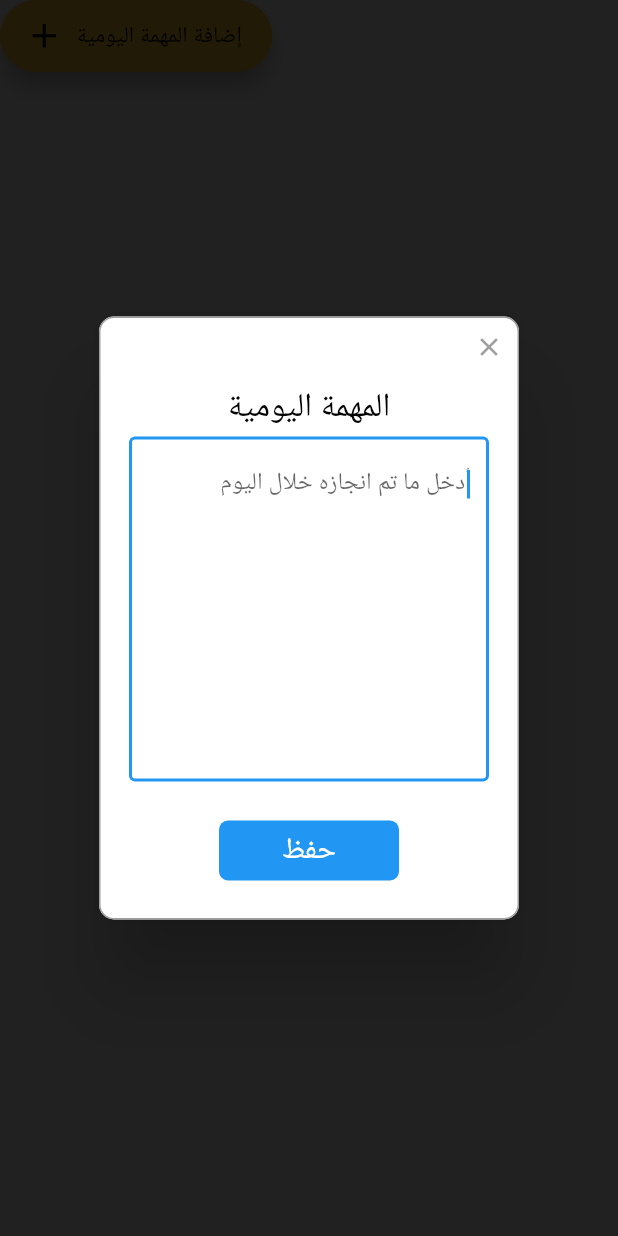
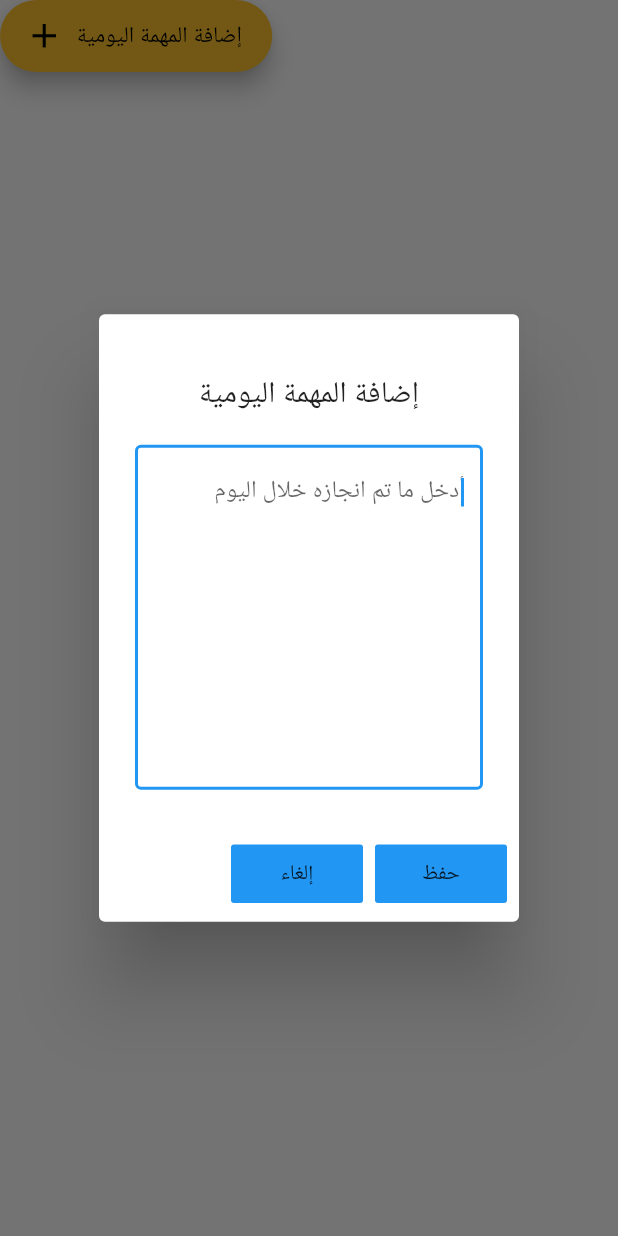
Before and after one commit to rubairshaid/municipal-project, a Flutter app: the TaskDialog widget shown alone on an empty page, opened directly, after a tap on "إضافة المهمة اليومية", on a phone screen of 412 x 824 dp. Run offline on Flutter 3.47's test engine with Material 2 defaults, Android fonts, the phone set to English and light mode, and no system bars; drawn by our look-alikes of rflutter_alert; our stand-ins replace auto_size_text, toast; missing offline and left inert: flutter_analog_clock.

Commit message:
change the dialog

```diff
--- a/lib/mainPage.dart
+++ b/lib/mainPage.dart
@@ -1,9 +1,13 @@
 import 'package:flutter/material.dart';
 import 'package:flutter_analog_clock/flutter_analog_clock.dart';
 import 'package:rflutter_alert/rflutter_alert.dart';
+import 'package:toast/toast.dart';
 import 'sideDrawer.dart';
 import 'userObj.dart';
+import 'package:http/http.dart' as http;
+import 'dart:convert';
 
+var startTime="";
 class MainPage extends StatelessWidget {
   @override
   Widget build(BuildContext context) {
@@ -120,7 +124,7 @@ class MainPage extends StatelessWidget {
                                       Column(children: [
                                         Text("ساعة البدء   ",
                                             style: TextStyle(fontSize: 20)),
-                                        Text("9:00",
+                                        Text(startTime,
                                             style: TextStyle(fontSize: 17)),
                                       ]),
                                       Column(children: [
@@ -185,8 +189,14 @@ class MainPage extends StatelessWidget {
   }
 }
 
-class TaskDialog extends StatelessWidget {
+class TaskDialog extends StatefulWidget {
+  @override
+  _TaskDialogState createState() => _TaskDialogState();
+}
+
+class _TaskDialogState extends State<TaskDialog> {
   final _dailyTask = TextEditingController();
+
   @override
   Widget build(BuildContext context) {
     return FloatingActionButton.extended(
@@ -196,9 +206,17 @@ class TaskDialog extends StatelessWidget {
         label: Text("إضافة المهمة اليومية",
             style: TextStyle(fontSize: 15, color: Colors.black)),
         onPressed: () {
-          Alert(
-            context: context,
-            title: "المهمة اليومية",
+          _alertCode(context);
+        });
+  }
+  void _alertCode (BuildContext context)
+    {
+      showDialog(
+        context: context,
+        builder: (BuildContext context){
+          return AlertDialog(
+            title: Text("إضافة المهمة اليومية" , textAlign: TextAlign.center,),
+            titlePadding: EdgeInsets.only(top:40),
             content: TextField(
               controller: _dailyTask,
               textAlign: TextAlign.right,
@@ -209,19 +227,52 @@ class TaskDialog extends StatelessWidget {
                 hintText: "أدخل ما تم انجازه خلال اليوم",
               ),
             ),
-            buttons: [
-              DialogButton(
-                child: Text(
-                  "حفظ",
-                  style: TextStyle(color: Colors.white, fontSize: 20),
+            actions: [
+              FlatButton(
+                onPressed: (){
+                  Navigator.of(context).pop();
+                },
+                padding: EdgeInsets.all(10),
+                color: Colors.blue,
+                child: Text("إلغاء"),
+
+              ),
+                FlatButton(
+                onPressed: () async {
+                  if(_dailyTask.text!="")
+                  {
+                    final response = await http.post(
+                      Uri.parse('http://portal.hepco.ps:7654/api/trainer-tasks'),
+                      headers: <String, String>{
+                        'Content-Type': 'application/json; charset=UTF-8',
+                      },
+                      body: jsonEncode(<String,String>{
+                        'trainer_id': usedUser.id.toString(),
+                        'task' : _dailyTask.text,
+                      }),
+                    );
+                    if (response.statusCode == 200 ) {
+                      _dailyTask.text="";
+                      Toast.show(" تم حفظ المهمة لليوم بنجاح :)", context , backgroundColor: Colors.green[300] , duration:Toast.LENGTH_LONG , gravity: 30);
+                    }
+                    else{
+                      Toast.show("حدث خطأ ما اثناء تسجيل المهمة", context , backgroundColor: Colors.red , duration:Toast.LENGTH_LONG , gravity: 30);
+                    }
+                    Navigator.pop(context);
+                  }
+                  else
+                    Toast.show("قم بتعبئة الحقل", context , backgroundColor: Colors.red , duration:Toast.LENGTH_LONG , gravity: 30);
+              },
+              padding: EdgeInsets.all(10),
+              color: Colors.blue,
+              child: Text("حفظ"),
                 ),
-                onPressed: () => Navigator.pop(context),
-                width: 120,
-              )
             ],
-          ).show();
-        });
-  }
+          );
+        }
+        );
+
+    }
 }
 
 class CheckInOUT extends StatefulWidget {
@@ -250,7 +301,25 @@ class _CheckInOUTState extends State<CheckInOUT> {
       ],
     );
   }
+  Future<void> checkInOutFunctionality() async {
+      final response = await http.post(
+        Uri.parse('http://portal.hepco.ps:7654/api/trainee-attendances'),
+        headers: <String, String>{
+          'Content-Type': 'application/json; charset=UTF-8',
+        },
+        body: jsonEncode(<String, int>{
+          'trainer_id': usedUser.id,
+        }),
+      );
+      if (response.statusCode == 200 ) {
+        var data = jsonDecode(response.body);
 
+        setState(() {
+          startTime = data['data']['check_in'];
+          checkedIn = !checkedIn;
+        });
+      }
+  }
   @override
   Widget build(BuildContext context) {
     return Container(
@@ -264,9 +333,7 @@ class _CheckInOUTState extends State<CheckInOUT> {
             FlatButton(
               child: getCheckColumn(),
               onPressed: () {
-                setState(() {
-                  checkedIn = !checkedIn;
-                });
+                checkInOutFunctionality();
               },
             ),
           ],
```
